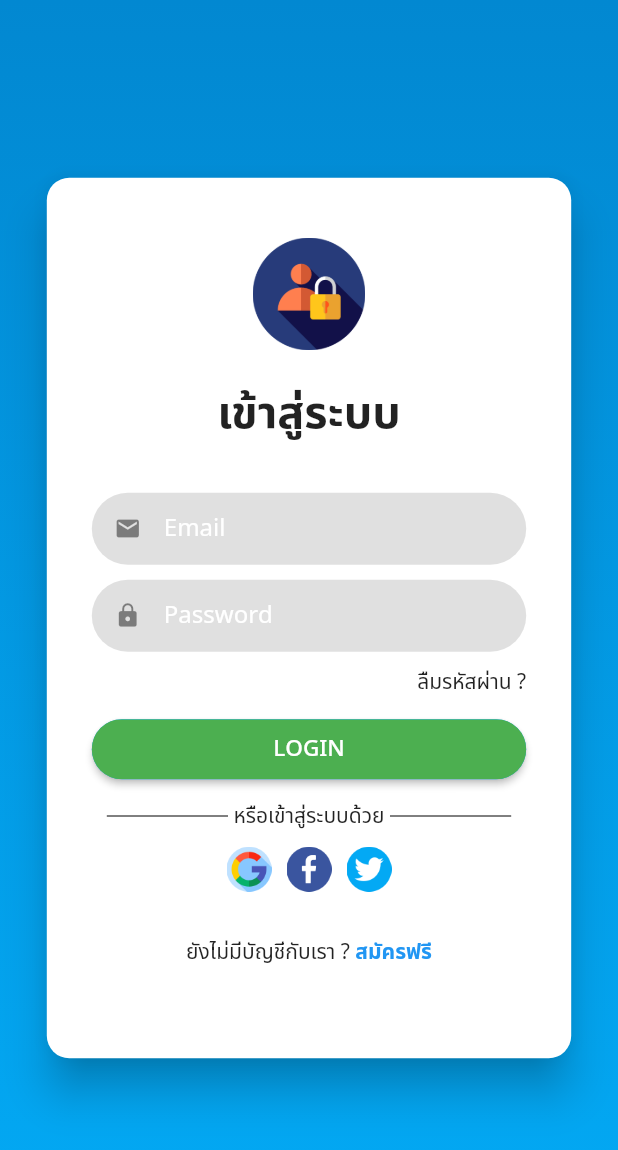
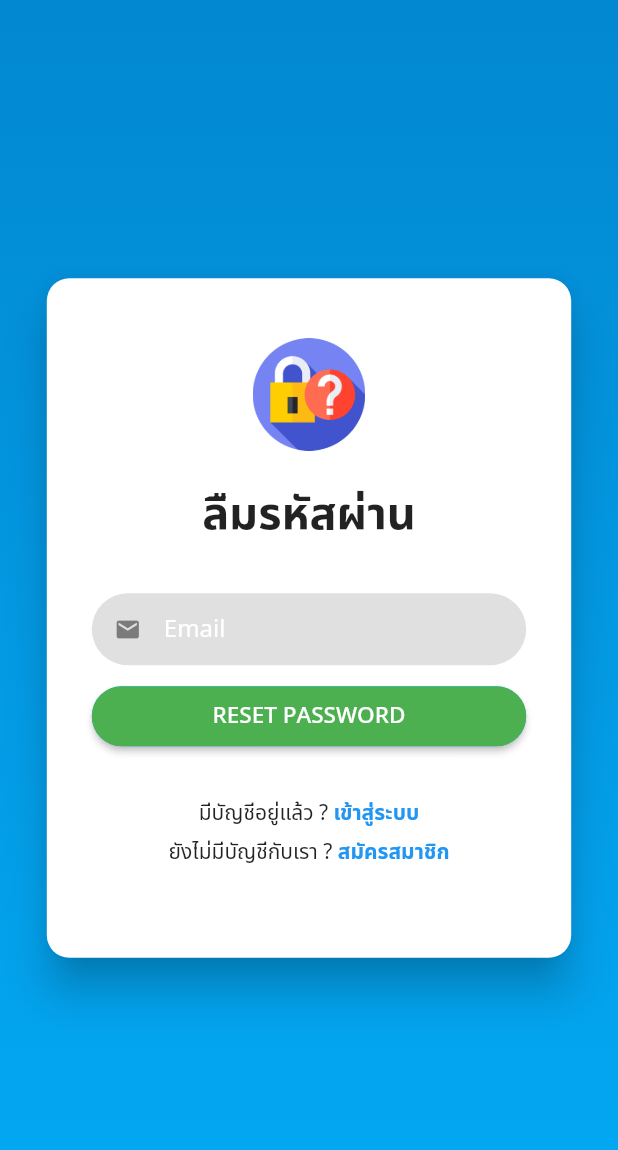
Before and after one commit to Tao-Toxicboy19/flutter-node-store, a Flutter app: the ResponsiveLayout screen opened directly, on a phone screen of 412 x 824 dp. Shown: the top 1150 px of the screen. Run offline on Flutter 3.47's test engine with Material 3 defaults, Android fonts, the phone set to English and light mode, and no system bars; our stand-ins replace connectivity_plus, dio, introduction_screen, logger, shared_preferences; accounts and stored records are empty.

Commit message:
fts singe succ

```diff
--- a/lib/routes/app_router.dart
+++ b/lib/routes/app_router.dart
@@ -1,6 +1,8 @@
 // ignore_for_file: prefer_const_constructors
 
+import 'package:flutter_node_store/screens/forgotpassword/forgot_password_screen.dart';
 import 'package:flutter_node_store/screens/login/login_screen.dart';
+import 'package:flutter_node_store/screens/register/register_screen.dart';
 import 'package:flutter_node_store/screens/welcome/welcome_screen.dart';
 
 class AppRouter {
@@ -8,9 +10,13 @@ class AppRouter {
 
   static const String welcome = "welcome";
   static const String login = "login";
+  static const String register = "register";
+  static const String forgotPassword = " forgotPassword";
 
   static get routes => {
         welcome: (context) => WelcomeScreen(),
         login: (context) => LoginScreen(),
+        register: (context) => RegisterScreen(),
+        forgotPassword: (context) => ForgotPasswordScreen(),
       };
 }
--- a/lib/screens/register/register_screen.dart
+++ b/lib/screens/register/register_screen.dart
@@ -17,7 +17,7 @@ class RegisterScreen extends StatelessWidget {
         ),
         dataWidget: RegisterForm(),
       ),
-      mobildChild: MobileLayout(
+      mobileChild: MobileLayout(
         imageWidget: Image.asset(
           "assets/images/signup.png",
           width: 200,
--- a/lib/screens/welcome/welcome_screen.dart
+++ b/lib/screens/welcome/welcome_screen.dart
@@ -3,6 +3,7 @@ import 'package:flutter/material.dart';
 import 'package:flutter/services.dart';
 import 'package:flutter_node_store/routes/app_router.dart';
 import 'package:introduction_screen/introduction_screen.dart';
+import 'package:shared_preferences/shared_preferences.dart';
 
 class WelcomeScreen extends StatefulWidget {
   const WelcomeScreen({super.key});
@@ -16,6 +17,8 @@ class _WelcomeScreenState extends State<WelcomeScreen> {
 
   // ฟังก์ชันเมื่อจบการแสดง Intro
   void _onIntroEnd(context) async {
+    SharedPreferences prefs = await SharedPreferences.getInstance();
+    prefs.setBool('welcomeStatus', true);
     // ไปยังหน้า Login
     Navigator.pushReplacementNamed(context, AppRouter.login);
   }
--- /dev/null
+++ b/lib/utils/constants.dart
@@ -0,0 +1,2 @@
+const apiUrl = 'http://192.168.1.101:8080/api/';
+const imageUrl = 'http://192.168.1.101:8080/uploads/images/';
--- /dev/null
+++ b/lib/widgets/forgot_password_form.dart
@@ -0,0 +1,107 @@
+import 'package:flutter/material.dart';
+import 'package:flutter_node_store/routes/app_router.dart';
+import 'package:flutter_node_store/widgets/share/custom_textfield.dart';
+import 'package:flutter_node_store/widgets/share/rounded_button.dart';
+
+class ForgotPasswordForm extends StatelessWidget {
+  ForgotPasswordForm({super.key});
+
+  // สร้าง GlobalKey สำหรับ Form นี้
+  final _formKeyForgotPassword = GlobalKey<FormState>();
+
+  // สร้าง TextEditingController
+  final _emailController = TextEditingController();
+
+  @override
+  Widget build(BuildContext context) {
+    return Padding(
+      padding: const EdgeInsets.all(20.0),
+      child: Column(
+        children: [
+          const Text(
+            "ลืมรหัสผ่าน",
+            style: TextStyle(fontSize: 30, fontWeight: FontWeight.bold),
+          ),
+          const SizedBox(
+            height: 30,
+          ),
+          Form(
+              key: _formKeyForgotPassword,
+              child: Column(children: [
+                customTextField(
+                    controller: _emailController,
+                    hintText: "Email",
+                    prefixIcon: const Icon(Icons.email),
+                    obscureText: false,
+                    validator: (value) {
+                      if (value == null || value.isEmpty) {
+                        return "กรุณากรอกอีเมล";
+                      } else if (!value.contains("@")) {
+                        return "กรุณากรอกอีเมลให้ถูกต้อง";
+                      }
+                      return null;
+                    }),
+                const SizedBox(
+                  height: 10,
+                ),
+                RoundedButton(
+                    label: "RESET PASSWORD",
+                    onPressed: () {
+                      if (_formKeyForgotPassword.currentState!.validate()) {
+                        // ถ้าผ่านการตรวจสอบข้อมูล ให้ทำงานต่อไปนี้
+                        _formKeyForgotPassword.currentState!.save();
+
+                        // แสดงข้อความลงใน Console
+                        print("Email: ${_emailController.text}");
+                      }
+                    })
+              ])),
+          const SizedBox(
+            height: 30,
+          ),
+          Row(
+            mainAxisAlignment: MainAxisAlignment.center,
+            children: [
+              const Text("มีบัญชีอยู่แล้ว ? "),
+              InkWell(
+                onTap: () {
+                  // กลับไปหน้า Login
+                  Navigator.pop(context);
+                },
+                child: const Text(
+                  "เข้าสู่ระบบ",
+                  style: TextStyle(
+                    color: Colors.blue,
+                    fontWeight: FontWeight.bold,
+                  ),
+                ),
+              ),
+            ],
+          ),
+          const SizedBox(
+            height: 5,
+          ),
+          Row(
+            mainAxisAlignment: MainAxisAlignment.center,
+            children: [
+              const Text("ยังไม่มีบัญชีกับเรา ? "),
+              InkWell(
+                onTap: () {
+                  // ไปหน้า Register
+                  Navigator.pushNamed(context, AppRouter.register);
+                },
+                child: const Text(
+                  "สมัครสมาชิก",
+                  style: TextStyle(
+                    color: Colors.blue,
+                    fontWeight: FontWeight.bold,
+                  ),
+                ),
+              ),
+            ],
+          ),
+        ],
+      ),
+    );
+  }
+}
--- a/lib/widgets/login_form.dart
+++ b/lib/widgets/login_form.dart
@@ -1,6 +1,7 @@
 // ignore_for_file: unused_field, must_be_immutable, prefer_const_constructors
 
 import 'package:flutter/material.dart';
+import 'package:flutter_node_store/routes/app_router.dart';
 import 'package:flutter_node_store/widgets/share/custom_textfield.dart';
 import 'package:flutter_node_store/widgets/share/rounded_button.dart';
 import 'package:flutter_node_store/widgets/social_media_option.dart';
@@ -75,6 +76,8 @@ class LoginForm extends StatelessWidget {
                     InkWell(
                       onTap: () {
                         //Open Forgot password screen here
+                        Navigator.pushNamed(
+                            context, AppRouter.forgotPassword);
                       },
                       child: const Text("ลืมรหัสผ่าน ?"),
                     )
@@ -114,9 +117,10 @@ class LoginForm extends StatelessWidget {
               InkWell(
                 onTap: () {
                   //Open Sign up screen here
+                  Navigator.pushReplacementNamed(context, AppRouter.register);
                 },
                 child: const Text(
-                  "สมัครฟรี",
+                  "สมัครสมาชิก",
                   style: TextStyle(
                     color: Colors.blue,
                     fontWeight: FontWeight.bold,
--- a/lib/widgets/responsive_layout.dart
+++ b/lib/widgets/responsive_layout.dart
@@ -5,10 +5,10 @@ import 'package:flutter_node_store/themes/colors.dart';
 
 class ResponsiveLayout extends StatelessWidget {
   final Widget tabletChild;
-  final Widget mobildChild;
+  final Widget mobileChild;
 
   const ResponsiveLayout(
-      {Key? key, required this.tabletChild, required this.mobildChild})
+      {Key? key, required this.tabletChild, required this.mobileChild})
       : super(key: key);
 
   @override
@@ -34,7 +34,7 @@ class ResponsiveLayout extends StatelessWidget {
                     builder:
                         (BuildContext context, BoxConstraints constraints) {
                       Widget childWidget =
-                          (constraints.maxWidth > 800) ? tabletChild : mobildChild;
+                          (constraints.maxWidth > 800) ? tabletChild : mobileChild;
                       return childWidget;
                     },
                   ),
--- a/pubspec.yaml
+++ b/pubspec.yaml
@@ -38,6 +38,10 @@ dependencies:
 
   # Introduction
   introduction_screen: ^3.1.11
+  shared_preferences: ^2.2.2
+  dio: ^5.4.0
+  connectivity_plus: ^5.0.2
+  logger: ^2.0.2+1
 
 dev_dependencies:
   flutter_test:
```
Also changed, not shown: lib/main.dart (+23 -3 lines), lib/screens/forgotpassword/forgot_password_screen.dart (renamed from lib/screens/login/login_screen.dart, +9 -15 lines), lib/services/api_service.dart (added, +25 -0 lines), lib/services/dio_config.dart (added, +46 -0 lines), lib/utils/utility.dart (added, +39 -0 lines), lib/widgets/register_form.dart (+37 -6 lines), pubspec.lock, 3 other files.
